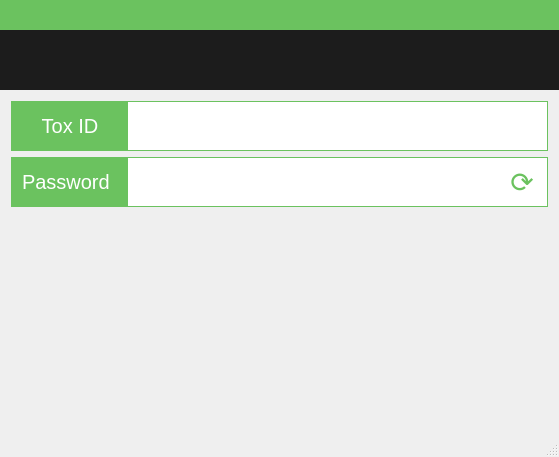
Old version of the form src/forms/mainwindow.ui in the repository cubemoon/toxscreen.
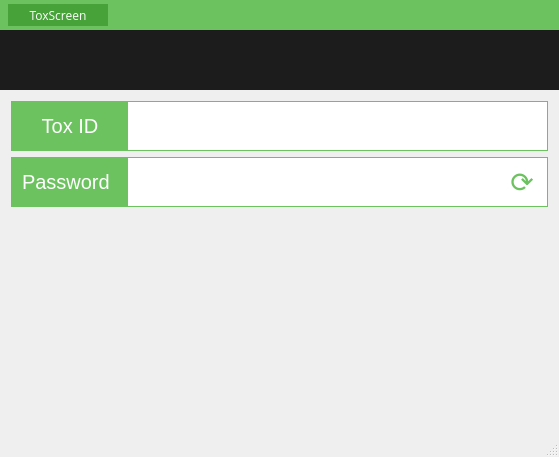
New version of the form.

Commit message: Menu button

What changed in the file:
```diff
--- a/src/forms/mainwindow.ui
+++ b/src/forms/mainwindow.ui
@@ -75,8 +75,63 @@
        <bool>false</bool>
       </property>
       <property name="styleSheet">
-       <string notr="true">background-color: rgb(107, 194, 95);</string>
+       <string notr="true">background-color:#6bc25f;</string>
       </property>
+      <layout class="QHBoxLayout" name="horizontalLayout">
+       <property name="leftMargin">
+        <number>8</number>
+       </property>
+       <property name="topMargin">
+        <number>4</number>
+       </property>
+       <property name="rightMargin">
+        <number>8</number>
+       </property>
+       <property name="bottomMargin">
+        <number>4</number>
+       </property>
+       <item>
+        <widget class="QPushButton" name="toxScreenMenuPushButton">
+         <property name="sizePolicy">
+          <sizepolicy hsizetype="Maximum" vsizetype="Expanding">
+           <horstretch>0</horstretch>
+           <verstretch>0</verstretch>
+          </sizepolicy>
+         </property>
+         <property name="minimumSize">
+          <size>
+           <width>100</width>
+           <height>0</height>
+          </size>
+         </property>
+         <property name="maximumSize">
+          <size>
+           <width>100</width>
+           <height>16777215</height>
+          </size>
+         </property>
+         <property name="font">
+          <font>
+           <family>Open Sans</family>
+           <weight>50</weight>
+           <italic>false</italic>
+           <bold>false</bold>
+          </font>
+         </property>
+         <property name="styleSheet">
+          <string notr="true">color:#ffffff;
+background-color:#47a239;
+border-radius:0px;</string>
+         </property>
+         <property name="text">
+          <string>ToxScreen</string>
+         </property>
+        </widget>
+       </item>
+       <item>
+        <widget class="QWidget" name="otherMenuWidget" native="true"/>
+       </item>
+      </layout>
      </widget>
     </item>
     <item>
```
Left out of the diff: 20 changed lines with no effect on the pictures.
